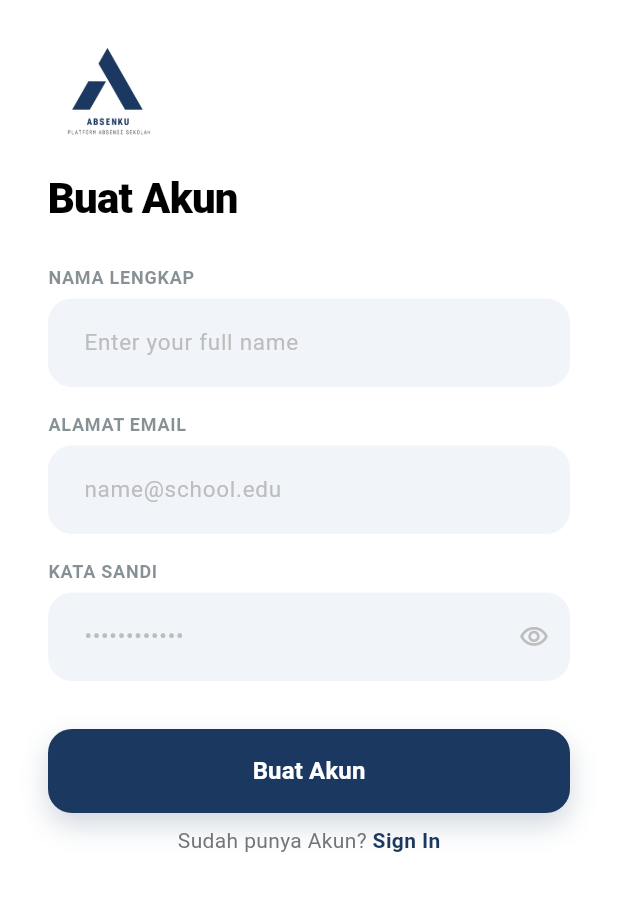
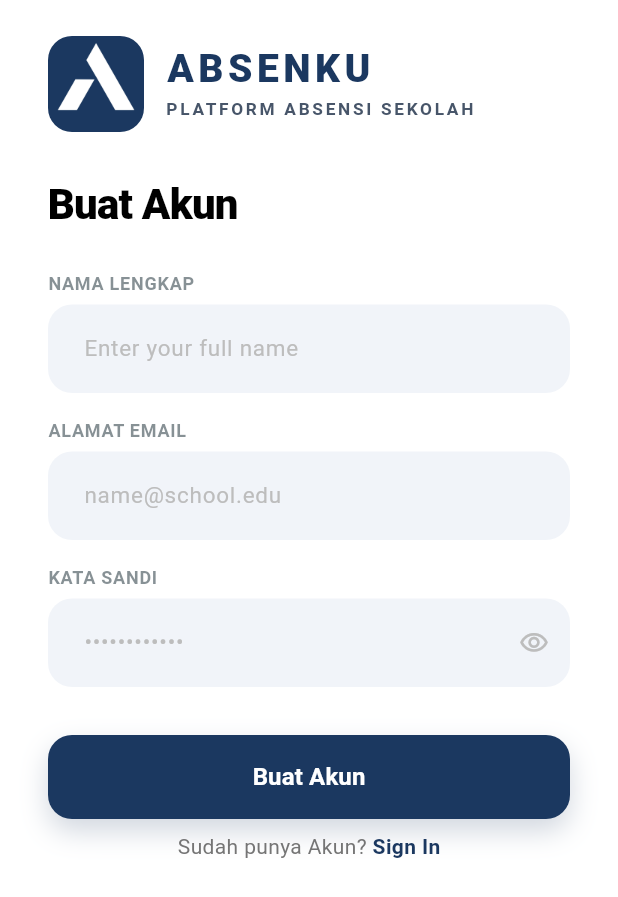
Before and after one commit to juhrii/AbsenKu, a Flutter app: the screen it shows after launch, after a tap on "Create Account", on a phone screen of 412 x 824 dp. Shown: the top 897 px of the screen. Run offline on Flutter 3.47's test engine with Material 3 defaults, Android fonts, the phone set to English and light mode, and no system bars; our stand-ins replace audioplayers, cached_network_image, camera, connectivity_plus, device_info_plus, flutter_map and 14 more; missing offline and left inert: excel, google_mlkit_commons, google_mlkit_face_detection, tflite_flutter; accounts and stored records are empty; generated files the repository leaves out were written again.

Commit message:
fix(branding): larger readable logo on auth screens, padded adaptive launcher icon, replace old images/logo.png

```diff
--- a/lib/auth/screens/join_organization_screen.dart
+++ b/lib/auth/screens/join_organization_screen.dart
@@ -465,12 +465,26 @@ class _JoinOrganizationScreenState extends State<JoinOrganizationScreen> {
                       child: Column(
                         mainAxisSize: MainAxisSize.min,
                         children: [
-                          Image.asset(
-                            'assets/logo/app_logo_light.jpg',
-                            height: 60,
-                            fit: BoxFit.contain,
-                            errorBuilder: (context, error, stackTrace) =>
-                                const SizedBox.shrink(),
+                          ClipRRect(
+                            borderRadius: BorderRadius.circular(18),
+                            child: Image.asset(
+                              'assets/logo/app_icon_square.png',
+                              width: 72,
+                              height: 72,
+                              fit: BoxFit.cover,
+                              errorBuilder: (context, error, stackTrace) =>
+                                  const SizedBox.shrink(),
+                            ),
+                          ),
+                          const SizedBox(height: 12),
+                          const Text(
+                            'ABSENKU',
+                            style: TextStyle(
+                              fontSize: 22,
+                              fontWeight: FontWeight.w900,
+                              color: Color(0xFF1B3860),
+                              letterSpacing: 3,
+                            ),
                           ),
                           const SizedBox(height: 24),
                           const Text(
--- a/lib/auth/screens/login.dart
+++ b/lib/auth/screens/login.dart
@@ -493,12 +493,48 @@ class _ModernLoginScreenState extends State<ModernLoginScreen> {
                       crossAxisAlignment: CrossAxisAlignment.start,
                       children: [
                         const SizedBox(height: 24),
-                        Image.asset(
-                          'assets/logo/app_logo_light.jpg',
-                          height: 80,
-                          fit: BoxFit.contain,
+                        Row(
+                          children: [
+                            ClipRRect(
+                              borderRadius: BorderRadius.circular(16),
+                              child: Image.asset(
+                                'assets/logo/app_icon_square.png',
+                                width: 64,
+                                height: 64,
+                                fit: BoxFit.cover,
+                              ),
+                            ),
+                            const SizedBox(width: 14),
+                            const Expanded(
+                              child: Column(
+                                crossAxisAlignment: CrossAxisAlignment.start,
+                                children: [
+                                  Text(
+                                    'ABSENKU',
+                                    style: TextStyle(
+                                      fontSize: 26,
+                                      fontWeight: FontWeight.w900,
+                                      color: Color(0xFF1B3860),
+                                      letterSpacing: 3,
+                                      height: 1.1,
+                                    ),
+                                  ),
+                                  SizedBox(height: 4),
+                                  Text(
+                                    'PLATFORM ABSENSI SEKOLAH',
+                                    style: TextStyle(
+                                      fontSize: 11.5,
+                                      fontWeight: FontWeight.w600,
+                                      color: Color(0xFF475569),
+                                      letterSpacing: 1.8,
+                                    ),
+                                  ),
+                                ],
+                              ),
+                            ),
+                          ],
                         ),
-                        const SizedBox(height: 8),
+                        const SizedBox(height: 28),
                         Text(
                           AppLanguage.tr('welcome_back'),
                           style: const TextStyle(
--- a/lib/auth/screens/signup.dart
+++ b/lib/auth/screens/signup.dart
@@ -326,12 +326,48 @@ class _ModernSignupScreenState extends State<ModernSignupScreen> {
                       crossAxisAlignment: CrossAxisAlignment.start,
                       children: [
                         const SizedBox(height: 24),
-                        Image.asset(
-                          'assets/logo/app_logo_light.jpg',
-                          height: 80,
-                          fit: BoxFit.contain,
+                        Row(
+                          children: [
+                            ClipRRect(
+                              borderRadius: BorderRadius.circular(16),
+                              child: Image.asset(
+                                'assets/logo/app_icon_square.png',
+                                width: 64,
+                                height: 64,
+                                fit: BoxFit.cover,
+                              ),
+                            ),
+                            const SizedBox(width: 14),
+                            const Expanded(
+                              child: Column(
+                                crossAxisAlignment: CrossAxisAlignment.start,
+                                children: [
+                                  Text(
+                                    'ABSENKU',
+                                    style: TextStyle(
+                                      fontSize: 26,
+                                      fontWeight: FontWeight.w900,
+                                      color: Color(0xFF1B3860),
+                                      letterSpacing: 3,
+                                      height: 1.1,
+                                    ),
+                                  ),
+                                  SizedBox(height: 4),
+                                  Text(
+                                    'PLATFORM ABSENSI SEKOLAH',
+                                    style: TextStyle(
+                                      fontSize: 11.5,
+                                      fontWeight: FontWeight.w600,
+                                      color: Color(0xFF475569),
+                                      letterSpacing: 1.8,
+                                    ),
+                                  ),
+                                ],
+                              ),
+                            ),
+                          ],
                         ),
-                        const SizedBox(height: 8),
+                        const SizedBox(height: 28),
                         Text(
                           AppLanguage.tr('create_account_title'),
                           style: const TextStyle(
--- a/pubspec.yaml
+++ b/pubspec.yaml
@@ -58,9 +58,9 @@ dev_dependencies:
 flutter_icons:
   android: true
   ios: true
-  image_path: "assets/logo/app_icon_navy.png"
-  adaptive_icon_background: "#FFFFFF"
-  adaptive_icon_foreground: "assets/logo/app_icon_navy.png"
+  image_path: "assets/logo/app_icon_square.png"
+  adaptive_icon_background: "#1B3860"
+  adaptive_icon_foreground: "assets/logo/app_icon_square.png"
 flutter:
   uses-material-design: true
   assets:
```
Also changed, not shown: images/logo.png, 6 other files.
